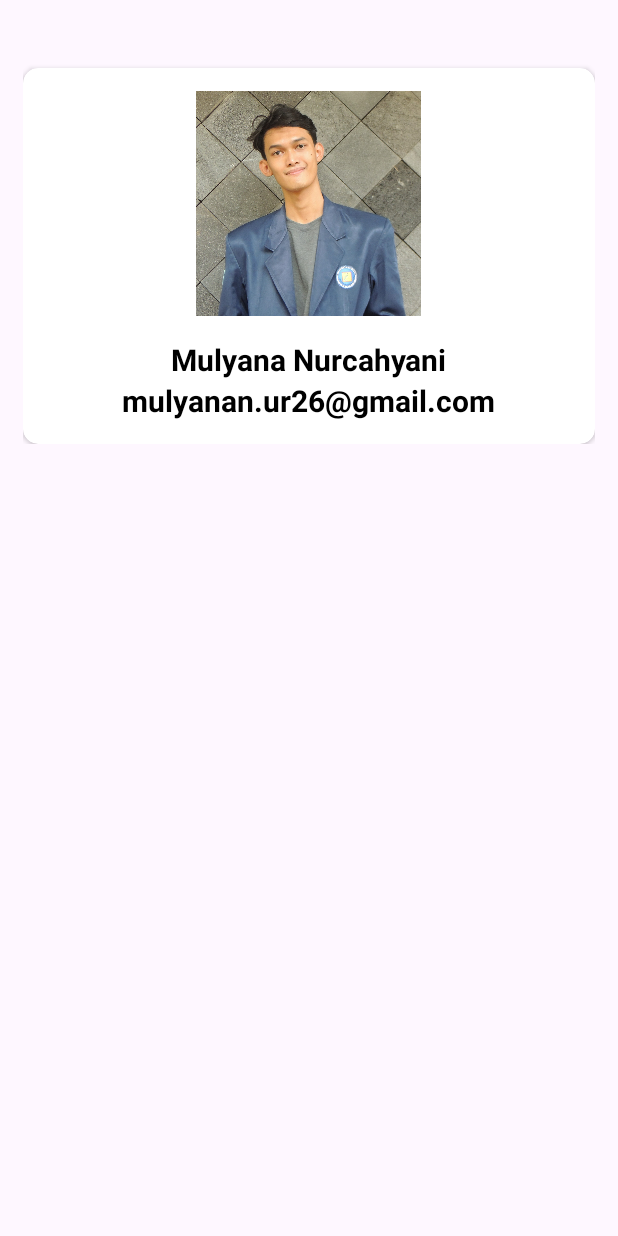
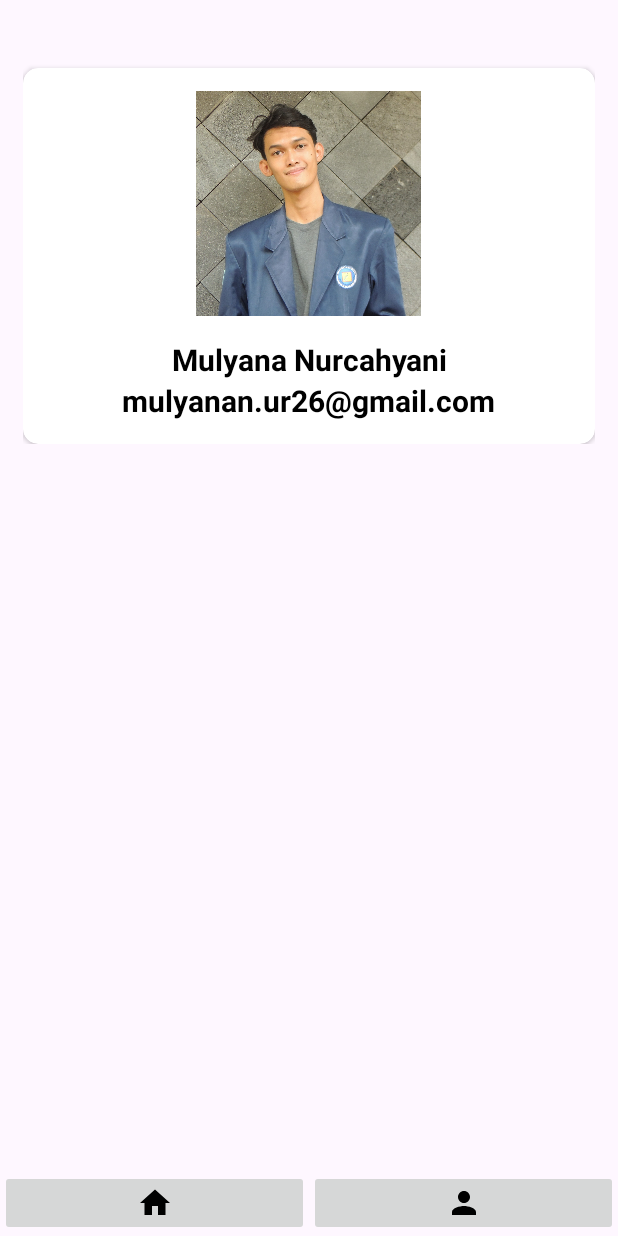
Before and after one commit to Myniv/RakaminFinalTask, an Android app: the AboutPage screen opened directly, with no data from a screen before it, on a phone screen of 412 x 824 dp. Run offline under Robolectric (Android 15) with nearby library versions, the phone set to English and light mode, and no system bars.

Commit message:
Feat : Add Navbar HardCode (Not best practice for create navbar), Revision of layout

```diff
--- a/app/src/main/java/com/example/rakaminfinaltask/AboutPage.kt
+++ b/app/src/main/java/com/example/rakaminfinaltask/AboutPage.kt
@@ -1,11 +1,30 @@
 package com.example.rakaminfinaltask
 
+import android.content.Intent
 import androidx.appcompat.app.AppCompatActivity
 import android.os.Bundle
+import android.view.View
+import android.widget.ImageButton
 
-class AboutPage : AppCompatActivity() {
+class AboutPage : AppCompatActivity(), View.OnClickListener {
     override fun onCreate(savedInstanceState: Bundle?) {
         super.onCreate(savedInstanceState)
         setContentView(R.layout.activity_about_page)
+
+        val btnHome : ImageButton = findViewById(R.id.btn_home_inabout)
+        btnHome.setOnClickListener(this)
+
+//        val btnProfile : ImageButton = findViewById(R.id.btn_profile_inabout)
+//        btnProfile.setOnClickListener(this)
+
+    }
+
+    override fun onClick(v: View?) {
+        when (v?.id) {
+            R.id.btn_home_inabout -> {
+                val moveIntent = Intent(this@AboutPage, MainActivity::class.java)
+                startActivity(moveIntent)
+            }
+        }
     }
 }
--- a/app/src/main/res/layout/activity_about_page.xml
+++ b/app/src/main/res/layout/activity_about_page.xml
@@ -1,5 +1,5 @@
 <?xml version="1.0" encoding="utf-8"?>
-<LinearLayout xmlns:android="http://schemas.android.com/apk/res/android"
+<androidx.constraintlayout.widget.ConstraintLayout xmlns:android="http://schemas.android.com/apk/res/android"
     xmlns:tools="http://schemas.android.com/tools"
     android:layout_width="match_parent"
     android:layout_height="match_parent"
@@ -10,59 +10,83 @@
     <LinearLayout
         android:layout_width="match_parent"
         android:layout_height="wrap_content"
+        android:layout_marginTop="10dp"
         android:orientation="vertical"
-        android:layout_marginTop="10dp"
-        android:padding="15dp">
+        android:padding="15dp"
+        app:layout_constraintEnd_toEndOf="parent"
+        app:layout_constraintStart_toStartOf="parent"
+        app:layout_constraintTop_toTopOf="parent">
 
         <androidx.cardview.widget.CardView
             android:layout_width="match_parent"
             android:layout_height="wrap_content"
-            app:cardCornerRadius="10dp"
-            android:layout_marginTop="20dp">
+            android:layout_marginTop="20dp"
+            app:cardCornerRadius="10dp">
 
             <LinearLayout
                 android:layout_width="match_parent"
                 android:layout_height="wrap_content"
+                android:layout_marginTop="0dp"
                 android:orientation="vertical"
-                android:layout_marginTop="0dp"
                 android:padding="15dp">
 
                 <ImageView
                     android:layout_width="150dp"
                     android:layout_height="150dp"
                     android:layout_gravity="center"
-                    android:src="@drawable/foto"/>
-                <LinearLayout
+                    android:src="@drawable/foto" />
+
+                <TextView
                     android:layout_width="wrap_content"
                     android:layout_height="wrap_content"
                     android:layout_gravity="center"
                     android:layout_marginTop="15dp"
-                    android:orientation="vertical">
+                    android:text="Mulyana Nurcahyani"
+                    android:textAlignment="center"
+                    android:textColor="@color/black"
+                    android:textSize="20sp"
+                    android:textStyle="bold" />
 
                 <TextView
                     android:layout_width="wrap_content"
                     android:layout_height="wrap_content"
-                        android:text="Mulyana Nurcahyani"
-                        android:textAlignment="center"
-                        android:textSize="20sp"
-                        android:textColor="@color/black"
-                        android:textStyle="bold"
-                        android:layout_gravity="center"/>
-                    <TextView
-                        android:layout_width="wrap_content"
-                        android:layout_height="wrap_content"
+                    android:layout_gravity="center"
                     android:text="mulyanan.ur26@gmail.com"
                     android:textAlignment="center"
+                    android:textColor="@color/black"
                     android:textSize="20sp"
-                        android:textColor="@color/black"
-                        android:textStyle="bold"
-                        android:layout_gravity="center"/>
-                </LinearLayout>
+                    android:textStyle="bold" />
+
             </LinearLayout>
 
         </androidx.cardview.widget.CardView>
 
+    </LinearLayout>
+
+    <LinearLayout
+        android:id="@+id/navbar"
+        android:layout_width="match_parent"
+        android:layout_height="wrap_content"
+        android:orientation="horizontal"
+        app:layout_constraintBottom_toBottomOf="parent"
+        app:layout_constraintEnd_toEndOf="parent"
+        app:layout_constraintStart_toStartOf="parent"
+        android:weightSum="2">
+
+        <ImageButton
+            android:id="@+id/btn_home_inabout"
+            android:layout_width="match_parent"
+            android:layout_height="wrap_content"
+            android:layout_weight="1"
+            android:src="@drawable/baseline_home_24"/>
+
+        <ImageButton
+            android:id="@+id/btn_profile_inabout"
+            android:layout_width="match_parent"
+            android:layout_height="wrap_content"
+            android:layout_weight="1"
+            android:src="@drawable/baseline_person_24"/>
 
     </LinearLayout>
 
-</LinearLayout>
+</androidx.constraintlayout.widget.ConstraintLayout>
--- a/app/src/main/res/layout/news_list_items.xml
+++ b/app/src/main/res/layout/news_list_items.xml
@@ -4,8 +4,7 @@
     android:id="@+id/main_container"
     android:layout_width="match_parent"
     android:layout_height="wrap_content"
-    app:cardElevation="5dp"
-    android:layout_margin="5dp"
+    app:cardElevation="3dp"
     app:cardUseCompatPadding="true">
 
     <LinearLayout
```
Also changed, not shown: app/src/main/java/com/example/rakaminfinaltask/MainActivity.kt (+4 -5 lines), app/src/main/res/layout/activity_main.xml (+50 -25 lines), app/src/main/res/layout/news_list_trending.xml (+13 -9 lines). Lines whose indentation alone changed are shown as unchanged.
